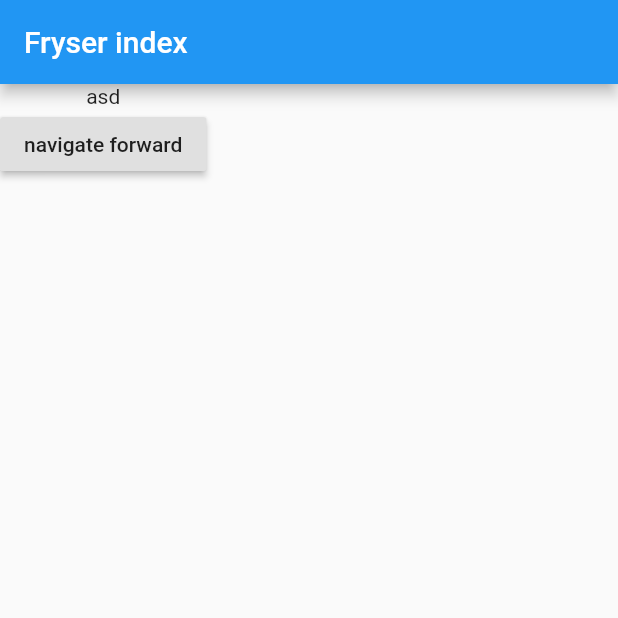
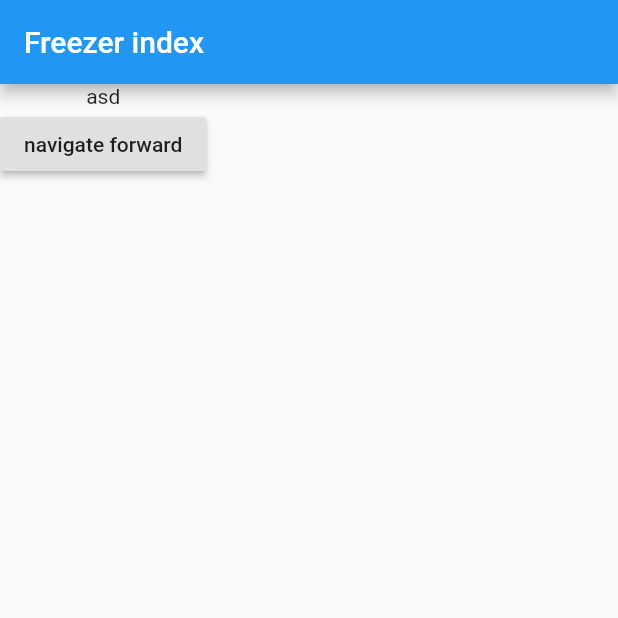
Before and after one commit to JeppeK2017/freezerStorage, a Flutter app: the screen it shows after launch, on a phone screen of 412 x 824 dp, the top half of it. Run offline on Flutter 3.47's test engine with Material 2 defaults, Android fonts, the phone set to English and light mode, and no system bars.

```diff
--- a/lib/main.dart
+++ b/lib/main.dart
@@ -1,6 +1,7 @@
 import 'package:flutter/material.dart';
 
 import 'DrawerWidget.dart';
+import 'dart:developer' as developer;
 
 void main() => runApp(MyApp());
 
@@ -21,60 +22,48 @@ class MyApp extends StatelessWidget {
           // Notice that the counter didn't reset back to zero; the application
           // is not restarted.
           primarySwatch: Colors.blue),
-      home: MyHomePage(title: 'Fryser index'),
+      home: MyHomePage(title: 'Freezer index'),
     );
   }
 }
 
-class MyHomePage extends StatefulWidget {
+class MyHomePage extends StatelessWidget {
   MyHomePage({Key key, this.title}) : super(key: key);
 
-  // This widget is the home page of your application. It is stateful, meaning
-  // that it has a State object (defined below) that contains fields that affect
-  // how it looks.
-
-  // This class is the configuration for the state. It holds the values (in this
-  // case the title) provided by the parent (in this case the App widget) and
-  // used by the build method of the State. Fields in a Widget subclass are
-  // always marked "final".
-
   final String title;
-
-  @override
-  _MyHomePageState createState() => _MyHomePageState();
-}
-
-class _MyHomePageState extends State<MyHomePage> {
   final List<String> sampleList = ["abc", "def", "ghi"];
 
   @override
   Widget build(BuildContext context) {
-    // This method is rerun every time setState is called, for instance as done
-    // by the _incrementCounter method above.
-    //
-    // The Flutter framework has been optimized to make rerunning build methods
-    // fast, so that you can just rebuild anything that needs updating rather
-    // than having to individually change instances of widgets.
     return Scaffold(
         appBar: AppBar(
           // Here we take the value from the MyHomePage object that was created by
           // the App.build method, and use it to set our appbar title.
-          title: Text(widget.title),
+          title: Text(title),
         ),
         body: Column(
           children: <Widget>[
             Text("asd"),
             RaisedButton(
               onPressed: () {
-                Navigator.push(
-                  context,
-                  MaterialPageRoute(
-                      builder: (context) => DrawerWidget(items: sampleList)),
-                );
+                _navigateAndDisplayList(context);
+//                Navigator.push(
+//                  context,
+//                  MaterialPageRoute(
+//                      builder: (context) => DrawerWidget(items: sampleList)),
+//                );
               },
               child: const Text("navigate forward"),
             )
           ],
         ));
   }
+
+  void _navigateAndDisplayList(BuildContext context) async {
+    final result = await Navigator.push(
+      context,
+      MaterialPageRoute(builder: (context) => DrawerWidget(items: sampleList)),
+    );
+    print(result);
+  }
 }
```
Also changed, not shown: lib/DrawerWidget.dart (+4 -3 lines).
